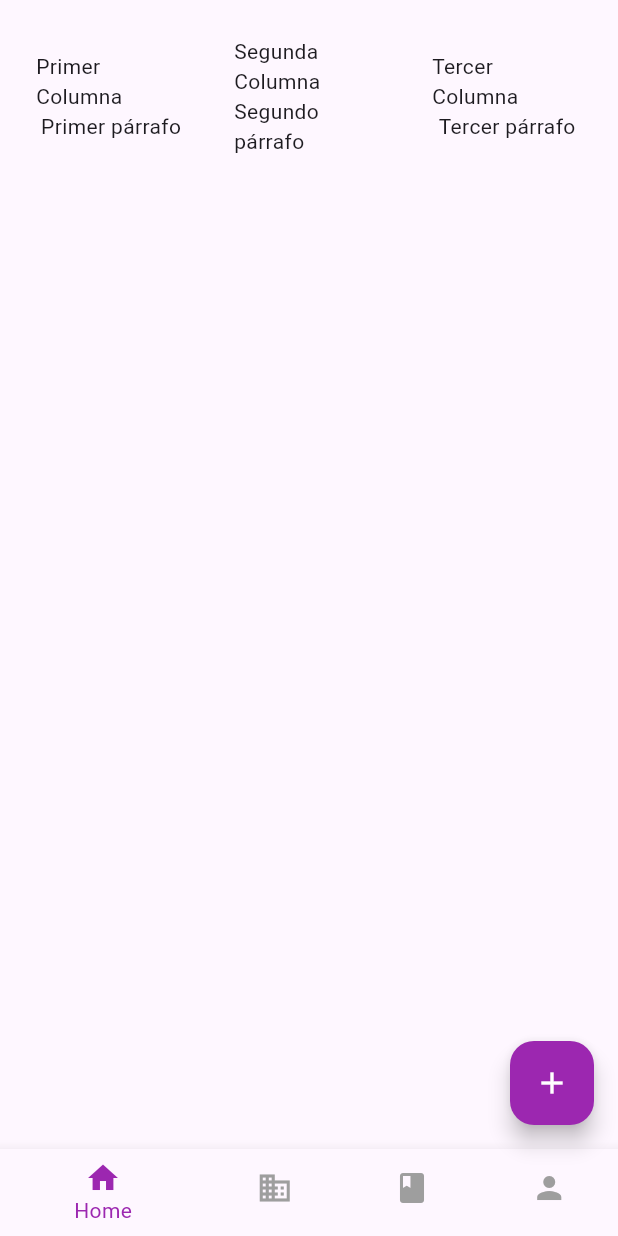
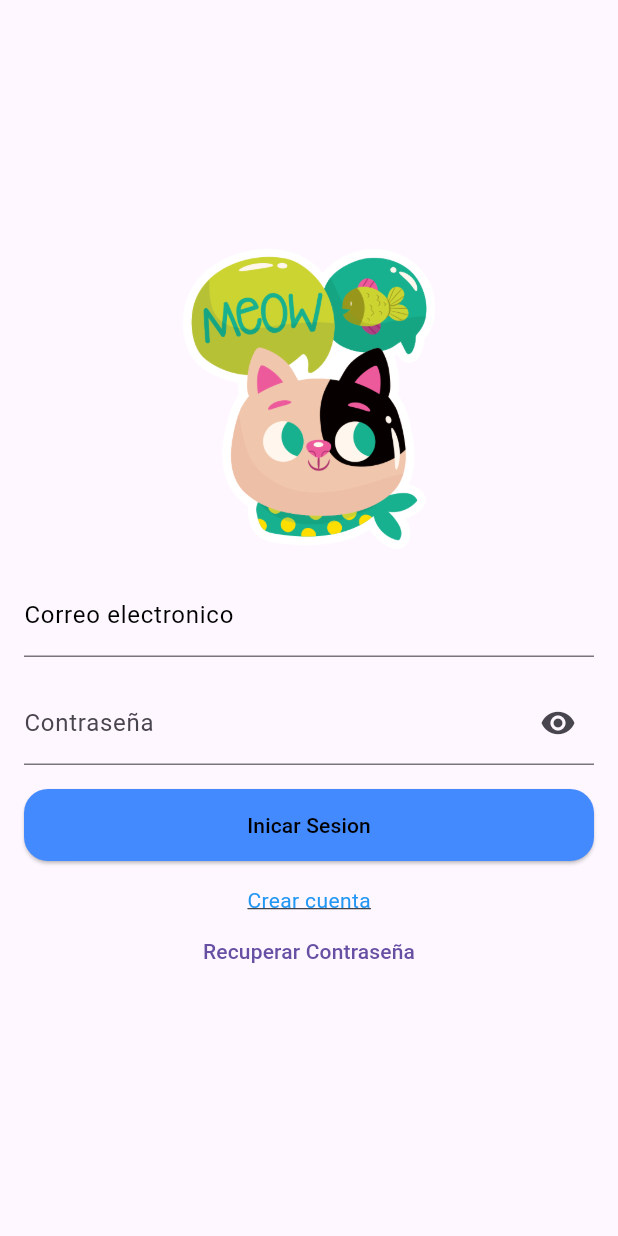
Before and after one commit to CarlosMg96/learning_c, a Flutter app: the screen it shows after launch, on a phone screen of 412 x 824 dp. Run offline on Flutter 3.47's test engine with Material 3 defaults, Android fonts, the light colour scheme and no system bars; our stand-ins replace firebase_auth, firebase_core; accounts and stored records are empty.

Commit message:
[ADD] Login

```diff
--- /dev/null
+++ b/lib/kerner/widgets/text_form_field_password.dart
@@ -0,0 +1,43 @@
+import 'package:flutter/material.dart';
+
+class TextFieldPassword extends StatefulWidget {
+  final TextEditingController controller;
+  final String hintText;
+  final String labelText;
+
+  const TextFieldPassword({
+    super.key,
+    required this.controller,
+    this.hintText = 'Contraseña',
+    this.labelText = 'Contraseña',
+  });
+
+  @override
+  _TextFieldPasswordState createState() => _TextFieldPasswordState();
+}
+
+class _TextFieldPasswordState extends State<TextFieldPassword> {
+  bool _isObscure = true;
+
+  @override
+  Widget build(BuildContext context) {
+    return TextFormField(
+      controller: widget.controller,
+      obscureText: _isObscure,
+      decoration: InputDecoration(
+        hintText: widget.hintText,
+        labelText: widget.labelText,
+        suffixIcon: IconButton(
+          onPressed: () {
+            setState(() {
+              _isObscure = !_isObscure;
+            });
+          },
+          icon: Icon(
+            _isObscure ? Icons.visibility : Icons.visibility_off,
+          ),
+        ),
+      ),
+    );
+  }
+}
--- a/lib/main.dart
+++ b/lib/main.dart
@@ -1,11 +1,21 @@
 import 'package:flutter/material.dart';
+import 'package:learning_c/modules/auth/login.dart';
+import 'package:learning_c/navigation/navigation.dart';
 import 'package:learning_c/navigation/profile.dart';
 import 'package:learning_c/navigation/home.dart';
 import 'package:learning_c/widgets/splash_screen.dart';
 import 'package:learning_c/navigation/top.dart';
 import 'package:learning_c/navigation/reservation.dart';
+import 'package:firebase_core/firebase_core.dart';
+import 'firebase_options.dart';
+import 'package:firebase_auth/firebase_auth.dart';
+import 'package:learning_c/modules/auth/register.dart';
 
-void main() {
+void main() async {
+  WidgetsFlutterBinding.ensureInitialized();
+  await Firebase.initializeApp(
+    options: DefaultFirebaseOptions.currentPlatform,
+  );
   runApp(const MyApp());
 }
 
@@ -20,6 +30,9 @@ class MyApp extends StatelessWidget {
       initialRoute: '/',
       routes: {
         '/': (context) => const SplashScreen(),
+        '/menu': (context) => const Navigation(),
+        '/login': (context) => const Login(),
+        '/register': (context) => const Register(),
         '/home': (context) => const Home(),
         '/profile': (context) => const Profile(),
         '/top': (context) => Top(),
--- /dev/null
+++ b/lib/modules/auth/login.dart
@@ -0,0 +1,105 @@
+import 'package:firebase_auth/firebase_auth.dart';
+import 'package:flutter/material.dart';
+import 'package:learning_c/kerner/widgets/text_form_field_password.dart';
+
+class Login extends StatefulWidget {
+  const Login({super.key});
+
+  @override
+  State<Login> createState() => _LoginState();
+}
+
+class _LoginState extends State<Login> {
+  final TextEditingController _email = TextEditingController();
+  final TextEditingController _password = TextEditingController();
+  bool _isObsucre = true;
+
+  @override
+  Widget build(BuildContext context) {
+    return Scaffold(
+      body: Padding(
+        padding: const EdgeInsets.all(16.0),
+        child: Center(
+          child: Column(
+            mainAxisAlignment: MainAxisAlignment.center,
+            children: [
+              Image.asset(
+                'assets/cat.png',
+                width: 200,
+                height: 200,
+              ),
+              const SizedBox(
+                height: 16,
+              ),
+              TextFormField(
+                decoration: const InputDecoration(
+                    hintText: 'Correo electronico',
+                    label: Text('Correo electronico'),
+                    labelStyle: TextStyle(color: Colors.black)),
+                keyboardType: TextInputType.emailAddress,
+                controller: _email,
+              ),
+              const SizedBox(
+                height: 16,
+              ),
+              TextFieldPassword(
+                controller: _password,
+              ),
+              const SizedBox(
+                height: 16,
+              ),
+              SizedBox(
+                width: double.infinity,
+                height: 48,
+                child: ElevatedButton(
+                    onPressed: () async {
+                      try {
+                        final credential = await FirebaseAuth.instance
+                            .createUserWithEmailAndPassword(
+                          email: _email.text,
+                          password: _password.text,
+                        );
+                      } on FirebaseAuthException catch (e) {
+                        if (e.code == 'weak-password') {
+                          print('The password provided is too weak.');
+                        } else if (e.code == 'email-already-in-use') {
+                          print('The account already exists for that email.');
+                        }
+                      } catch (e) {
+                        print(e);
+                      }
+                    },
+                    style: OutlinedButton.styleFrom(
+                        backgroundColor: Colors.blueAccent,
+                        foregroundColor: Colors.black,
+                        shape: RoundedRectangleBorder(
+                            borderRadius: BorderRadius.circular(16))),
+                    child: const Text('Inicar Sesion')),
+              ),
+              const SizedBox(
+                height: 16,
+              ),
+              InkWell(
+                onTap: () {
+                  Navigator.pushNamed(context, '/register');
+                },
+                child: const Text(
+                  'Crear cuenta',
+                  style: TextStyle(
+                    color: Colors.blue,
+                    decoration: TextDecoration.underline,
+                  ),
+                ),
+              ),
+              TextButton(
+                  onPressed: () {
+                    Navigator.pushNamed(context, '/recovery');
+                  },
+                  child: const Text('Recuperar Contraseña'))
+            ],
+          ),
+        ),
+      ),
+    );
+  }
+}
--- a/lib/navigation/home.dart
+++ b/lib/navigation/home.dart
@@ -9,29 +9,6 @@ class Home extends StatefulWidget {
 }
 
 class _HomeState extends State<Home> {
-  int _selectedIndex = 0;
-
-  void _onItemTapped(int index) {
-    setState(() {
-      _selectedIndex = index; // Actualiza el índice seleccionado
-    });
-
-    switch (index) {
-      case 0:
-        Navigator.pushReplacementNamed(context, '/'); // Asumiendo que esta es la ruta de Home
-        break;
-      case 1:
-        Navigator.pushReplacementNamed(context, '/top');
-        break;
-      case 2:
-        Navigator.pushReplacementNamed(context, '/reservaciones');
-        break;
-      case 3:
-        Navigator.pushReplacementNamed(context, '/profile');
-        break;
-    }
-  }
-
   @override
   Widget build(BuildContext context) {
     return Scaffold(
@@ -57,31 +34,6 @@ class _HomeState extends State<Home> {
         foregroundColor: Colors.white,
         child: const Icon(Icons.add),
       ),
-      bottomNavigationBar: BottomNavigationBar(
-        items: const <BottomNavigationBarItem>[
-          BottomNavigationBarItem(
-            icon: Icon(Icons.home),
-            label: 'Home',
-          ),
-          BottomNavigationBarItem(
-            icon: Icon(Icons.business),
-            label: 'Top',
-          ),
-          BottomNavigationBarItem(
-            icon: Icon(Icons.book),
-            label: 'Reservaciones',
-          ),
-          BottomNavigationBarItem(
-            icon: Icon(Icons.person),
-            label: 'Profile',
-          ),
-        ],
-        currentIndex: _selectedIndex, // Índice seleccionado
-        onTap: _onItemTapped, // Maneja el tap
-        backgroundColor: Colors.blue,
-        selectedItemColor: Colors.purple,
-        unselectedItemColor: Colors.grey,
-      ),
     );
   }
 }
--- a/pubspec.yaml
+++ b/pubspec.yaml
@@ -35,6 +35,8 @@ dependencies:
   # The following adds the Cupertino Icons font to your application.
   # Use with the CupertinoIcons class for iOS style icons.
   cupertino_icons: ^1.0.8
+  firebase_core: ^3.6.0
+  firebase_auth: ^5.3.1
 
 dev_dependencies:
   flutter_test:
```
Also changed, not shown: lib/modules/auth/login copy.dart (added, +25 -0 lines), lib/modules/auth/register.dart (added, +82 -0 lines), lib/navigation/navigation.dart (added, +61 -0 lines), lib/navigation/profile.dart (+45 -4 lines), lib/widgets/splash_screen.dart (+16 -3 lines), firebase.json (added), lib/firebase_options.dart (added), lib/modules/auth/login2.dart (added), pubspec.lock, 7 other files.
